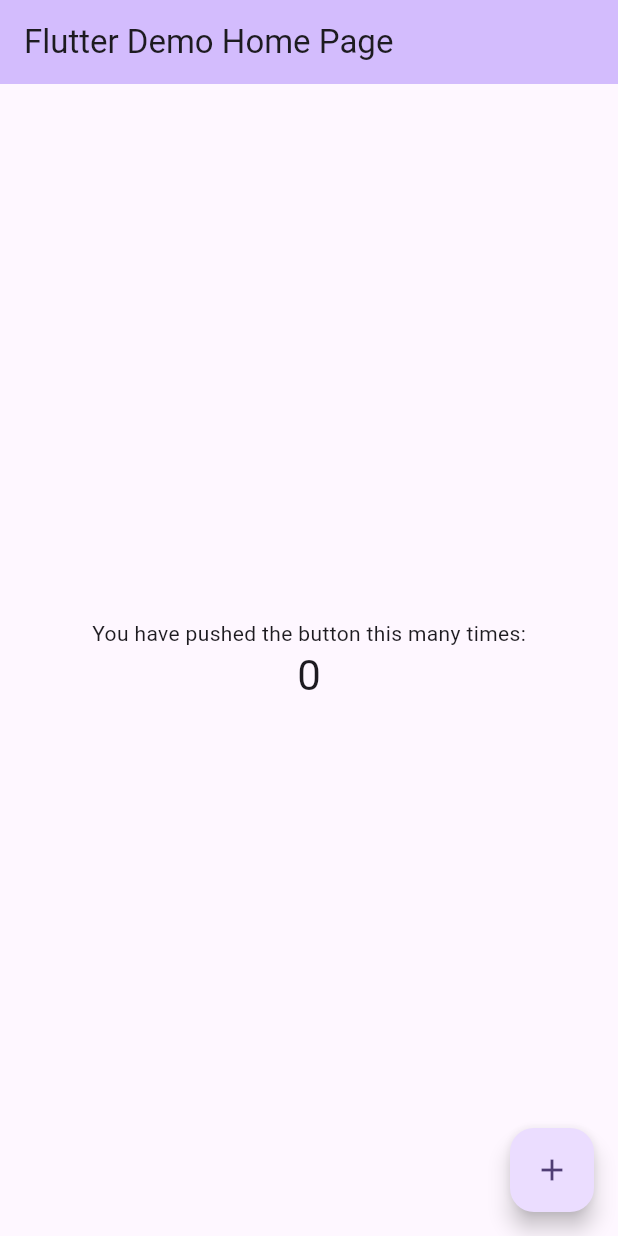
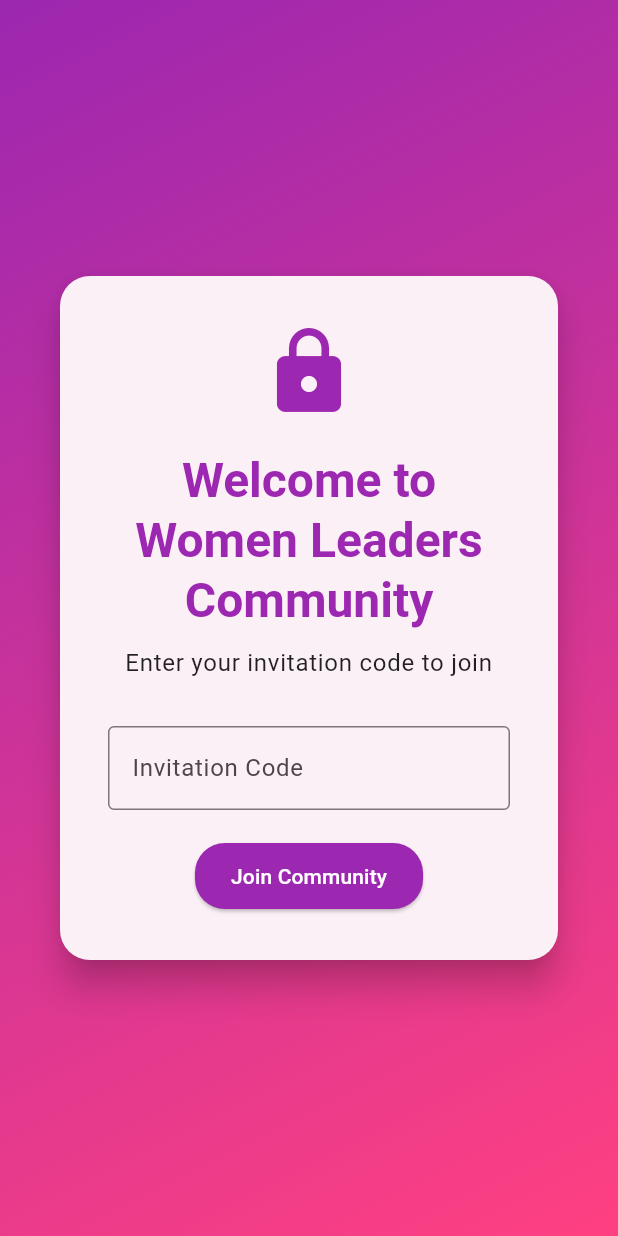
Before and after one commit to could-ai/019b56b9-f2b5-70a2-811f-9e3a040765b5, a Flutter app: the screen it shows after launch, on a phone screen of 412 x 824 dp. Run offline on Flutter 3.47's test engine with Material 3 defaults, Android fonts, the phone set to English and light mode, and no system bars; accounts and stored records are empty.

Commit message:
Updated pubspec.yaml to include provider for state management and updated description to reflect the app's purpose for women's leadership community events.; Replaced the entire main.dart with a comprehensive app structure using Provider for state management, custom theme with purple color scheme for a modern and feminine design, and routes for login, home, and admin screens to support invitation-only access and core MVP features.; Created a User model class to represent users in the system, including fields for id, name, email, position, admin status, and approval status to support invitation-only access and admin roles.; Created an Event model class to represent events in the system, including fields for id, title, description, date, max participants, current participants, pending requests, and active status to support event creation, management, and participant requests.; Created AuthProvider for managing authentication state with mock login functionality using invitation codes, supporting invitation-only access with separate codes for regular users and admins, and including logout functionality.; Created EventProvider for managing event state with mock data for a sample event, including methods to add events, request to join, approve or reject requests, supporting the core MVP flow of event management and participant approval.; Created LoginScreen with a beautiful gradient background and card-based UI for entering invitation codes, supporting invitation-only access with navigation to home or admin based on user role, and including loading states and error handling.; Created HomeScreen displaying a list of available events with participant counts, join request functionality, pending status, event details dialog, and logout option, allowing users to view and request to join events as per MVP requirements.; Created AdminDashboard for admins to view events, manage pending requests with approve/reject buttons, and a placeholder for creating new events, supporting admin event management and participant approval/rejection as required in the MVP.

```diff
--- a/usr/lib/main.dart
+++ b/usr/lib/main.dart
@@ -1,4 +1,10 @@
 import 'package:flutter/material.dart';
+import 'package:provider/provider.dart';
+import 'providers/auth_provider.dart';
+import 'providers/event_provider.dart';
+import 'screens/login_screen.dart';
+import 'screens/home_screen.dart';
+import 'screens/admin_dashboard.dart';
 
 void main() {
   runApp(const MyApp());
@@ -7,117 +13,50 @@ void main() {
 class MyApp extends StatelessWidget {
   const MyApp({super.key});
 
-  // This widget is the root of your application.
   @override
   Widget build(BuildContext context) {
-    return MaterialApp(
-      title: 'Flutter Demo',
-      debugShowCheckedModeBanner: false,
-      theme: ThemeData(
-        // This is the theme of your application.
-        //
-        // TRY THIS: Try running your application with "flutter run". You'll see
-        // the application has a purple toolbar. Then, without quitting the app,
-        // try changing the seedColor in the colorScheme below to Colors.green
-        // and then invoke "hot reload" (save your changes or press the "hot
-        // reload" button in a Flutter-supported IDE, or press "r" if you used
-        // the command line to start the app).
-        //
-        // Notice that the counter didn't reset back to zero; the application
-        // state is not lost during the reload. To reset the state, use hot
-        // restart instead.
-        //
-        // This works for code too, not just values: Most code changes can be
-        // tested with just a hot reload.
-        colorScheme: ColorScheme.fromSeed(seedColor: Colors.deepPurple),
+    return MultiProvider(
+      providers: [
+        ChangeNotifierProvider(create: (_) => AuthProvider()),
+        ChangeNotifierProvider(create: (_) => EventProvider()),
+      ],
+      child: MaterialApp(
+        title: 'Women Leaders Community',
+        debugShowCheckedModeBanner: false,
+        theme: ThemeData(
+          primarySwatch: Colors.purple,
+          colorScheme: ColorScheme.fromSeed(
+            seedColor: Colors.purple,
+            brightness: Brightness.light,
+          ),
+          fontFamily: 'Roboto',
+          textTheme: const TextTheme(
+            headlineLarge: TextStyle(fontSize: 32, fontWeight: FontWeight.bold, color: Colors.purple),
+            headlineMedium: TextStyle(fontSize: 24, fontWeight: FontWeight.w600, color: Colors.black87),
+            bodyLarge: TextStyle(fontSize: 16, color: Colors.black87),
+            bodyMedium: TextStyle(fontSize: 14, color: Colors.black54),
+          ),
+          elevatedButtonTheme: ElevatedButtonThemeData(
+            style: ElevatedButton.styleFrom(
+              backgroundColor: Colors.purple,
+              foregroundColor: Colors.white,
+              shape: RoundedRectangleBorder(borderRadius: BorderRadius.circular(20)),
+              padding: const EdgeInsets.symmetric(vertical: 12, horizontal: 24),
+            ),
+          ),
+          cardTheme: CardTheme(
+            elevation: 4,
+            shape: RoundedRectangleBorder(borderRadius: BorderRadius.circular(16)),
+            margin: const EdgeInsets.symmetric(vertical: 8, horizontal: 16),
+          ),
+        ),
+        initialRoute: '/',
+        routes: {
+          '/': (context) => const LoginScreen(),
+          '/home': (context) => const HomeScreen(),
+          '/admin': (context) => const AdminDashboard(),
+        },
       ),
-      initialRoute: '/',
-      routes: {
-        '/': (context) => const MyHomePage(title: 'Flutter Demo Home Page'),
-      },
     );
   }
 }
-
-class MyHomePage extends StatefulWidget {
-  const MyHomePage({super.key, required this.title});
-
-  // This widget is the home page of your application. It is stateful, meaning
-  // that it has a State object (defined below) that contains fields that affect
-  // how it looks.
-
-  // This class is the configuration for the state. It holds the values (in this
-  // case the title) provided by the parent (in this case the App widget) and
-  // used by the build method of the State. Fields in a Widget subclass are
-  // always marked "final".
-
-  final String title;
-
-  @override
-  State<MyHomePage> createState() => _MyHomePageState();
-}
-
-class _MyHomePageState extends State<MyHomePage> {
-  int _counter = 0;
-
-  void _incrementCounter() {
-    setState(() {
-      // This call to setState tells the Flutter framework that something has
-      // changed in this State, which causes it to rerun the build method below
-      // so that the display can reflect the updated values. If we changed
-      // _counter without calling setState(), then the build method would not be
-      // called again, and so nothing would appear to happen.
-      _counter++;
-    });
-  }
-
-  @override
-  Widget build(BuildContext context) {
-    // This method is rerun every time setState is called, for instance as done
-    // by the _incrementCounter method above.
-    //
-    // The Flutter framework has been optimized to make rerunning build methods
-    // fast, so that you can just rebuild anything that needs updating rather
-    // than having to individually change instances of widgets.
-    return Scaffold(
-      appBar: AppBar(
-        // TRY THIS: Try changing the color here to a specific color (to
-        // Colors.amber, perhaps?) and trigger a hot reload to see the AppBar
-        // change color while the other colors stay the same.
-        backgroundColor: Theme.of(context).colorScheme.inversePrimary,
-        // Here we take the value from the MyHomePage object that was created by
-        // the App.build method, and use it to set our appbar title.
-        title: Text(widget.title),
-      ),
-      body: Center(
-        // Center is a layout widget. It takes a single child and positions it
-        // in the middle of the parent.
-        child: Column(
-          // Column is also a layout widget. It takes a list of children and
-          // arranges them vertically. By default, it sizes itself to fit its
-          // children horizontally, and tries to be as tall as its parent.
-          //
-          // Column has various properties to control how it sizes itself and
-          // how it positions its children. Here we use mainAxisAlignment to
-          // center the children vertically; the main axis here is the vertical
-          // axis because Columns are vertical (the cross axis would be
-          // horizontal).
-          //
-          // TRY THIS: Invoke "debug painting" (choose the "Toggle Debug Paint"
-          // action in the IDE, or press "p" in the console), to see the
-          // wireframe for each widget.
-          mainAxisAlignment: MainAxisAlignment.center,
-          children: <Widget>[
-            const Text('You have pushed the button this many times:'),
-            Text('$_counter', style: Theme.of(context).textTheme.headlineMedium),
-          ],
-        ),
-      ),
-      floatingActionButton: FloatingActionButton(
-        onPressed: _incrementCounter,
-        tooltip: 'Increment',
-        child: const Icon(Icons.add),
-      ), // This trailing comma makes auto-formatting nicer for build methods.
-    );
-  }
-}
--- /dev/null
+++ b/usr/lib/models/event.dart
@@ -0,0 +1,47 @@
+class Event {
+  final String id;
+  final String title;
+  final String description;
+  final DateTime date;
+  final int maxParticipants;
+  final List<String> participants;
+  final List<String> pendingRequests;
+  final bool isActive;
+
+  Event({
+    required this.id,
+    required this.title,
+    required this.description,
+    required this.date,
+    required this.maxParticipants,
+    this.participants = const [],
+    this.pendingRequests = const [],
+    this.isActive = true,
+  });
+
+  factory Event.fromJson(Map<String, dynamic> json) {
+    return Event(
+      id: json['id'],
+      title: json['title'],
+      description: json['description'],
+      date: DateTime.parse(json['date']),
+      maxParticipants: json['maxParticipants'],
+      participants: List<String>.from(json['participants'] ?? []),
+      pendingRequests: List<String>.from(json['pendingRequests'] ?? []),
+      isActive: json['isActive'] ?? true,
+    );
+  }
+
+  Map<String, dynamic> toJson() {
+    return {
+      'id': id,
+      'title': title,
+      'description': description,
+      'date': date.toIso8601String(),
+      'maxParticipants': maxParticipants,
+      'participants': participants,
+      'pendingRequests': pendingRequests,
+      'isActive': isActive,
+    };
+  }
+}
--- /dev/null
+++ b/usr/lib/models/user.dart
@@ -0,0 +1,39 @@
+class User {
+  final String id;
+  final String name;
+  final String email;
+  final String position;
+  final bool isAdmin;
+  final bool isApproved;
+
+  User({
+    required this.id,
+    required this.name,
+    required this.email,
+    required this.position,
+    required this.isAdmin,
+    required this.isApproved,
+  });
+
+  factory User.fromJson(Map<String, dynamic> json) {
+    return User(
+      id: json['id'],
+      name: json['name'],
+      email: json['email'],
+      position: json['position'],
+      isAdmin: json['isAdmin'] ?? false,
+      isApproved: json['isApproved'] ?? false,
+    );
+  }
+
+  Map<String, dynamic> toJson() {
+    return {
+      'id': id,
+      'name': name,
+      'email': email,
+      'position': position,
+      'isAdmin': isAdmin,
+      'isApproved': isApproved,
+    };
+  }
+}
--- /dev/null
+++ b/usr/lib/providers/event_provider.dart
@@ -0,0 +1,48 @@
+import 'package:flutter/material.dart';
+import '../models/event.dart';
+
+class EventProvider with ChangeNotifier {
+  List<Event> _events = [
+    Event(
+      id: '1',
+      title: 'Monthly Leadership Dinner',
+      description: 'An exclusive dinner for women in leadership positions to network and share experiences.',
+      date: DateTime.now().add(const Duration(days: 30)),
+      maxParticipants: 10,
+      participants: ['user1', 'user2'],
+      pendingRequests: ['user3'],
+    ),
+  ];
+
+  List<Event> get events => _events;
+
+  void addEvent(Event event) {
+    _events.add(event);
+    notifyListeners();
+  }
+
+  void requestJoinEvent(String eventId, String userId) {
+    final eventIndex = _events.indexWhere((e) => e.id == eventId);
+    if (eventIndex != -1) {
+      _events[eventIndex].pendingRequests.add(userId);
+      notifyListeners();
+    }
+  }
+
+  void approveRequest(String eventId, String userId) {
+    final eventIndex = _events.indexWhere((e) => e.id == eventId);
+    if (eventIndex != -1) {
+      _events[eventIndex].pendingRequests.remove(userId);
+      _events[eventIndex].participants.add(userId);
+      notifyListeners();
+    }
+  }
+
+  void rejectRequest(String eventId, String userId) {
+    final eventIndex = _events.indexWhere((e) => e.id == eventId);
+    if (eventIndex != -1) {
+      _events[eventIndex].pendingRequests.remove(userId);
+      notifyListeners();
+    }
+  }
+}
--- /dev/null
+++ b/usr/lib/screens/login_screen.dart
@@ -0,0 +1,93 @@
+import 'package:flutter/material.dart';
+import 'package:provider/provider.dart';
+import '../providers/auth_provider.dart';
+
+class LoginScreen extends StatefulWidget {
+  const LoginScreen({super.key});
+
+  @override
+  State<LoginScreen> createState() => _LoginScreenState();
+}
+
+class _LoginScreenState extends State<LoginScreen> {
+  final _codeController = TextEditingController();
+  bool _isLoading = false;
+
+  Future<void> _login() async {
+    setState(() => _isLoading = true);
+    final success = await context.read<AuthProvider>().loginWithInvitation(_codeController.text);
+    setState(() => _isLoading = false);
+    if (success) {
+      final user = context.read<AuthProvider>().currentUser;
+      if (user!.isAdmin) {
+        Navigator.pushReplacementNamed(context, '/admin');
+      } else {
+        Navigator.pushReplacementNamed(context, '/home');
+      }
+    } else {
+      ScaffoldMessenger.of(context).showSnackBar(
+        const SnackBar(content: Text('Invalid invitation code')),
+      );
+    }
+  }
+
+  @override
+  Widget build(BuildContext context) {
+    return Scaffold(
+      body: Container(
+        decoration: const BoxDecoration(
+          gradient: LinearGradient(
+            colors: [Colors.purple, Colors.pinkAccent],
+            begin: Alignment.topLeft,
+            end: Alignment.bottomRight,
+          ),
+        ),
+        child: Center(
+          child: Padding(
+            padding: const EdgeInsets.all(24.0),
+            child: Card(
+              elevation: 10,
+              shape: RoundedRectangleBorder(borderRadius: BorderRadius.circular(20)),
+              child: Padding(
+                padding: const EdgeInsets.all(32.0),
+                child: Column(
+                  mainAxisSize: MainAxisSize.min,
+                  children: [
+                    const Icon(Icons.lock, size: 64, color: Colors.purple),
+                    const SizedBox(height: 20),
+                    Text(
+                      'Welcome to Women Leaders Community',
+                      style: Theme.of(context).textTheme.headlineLarge,
+                      textAlign: TextAlign.center,
+                    ),
+                    const SizedBox(height: 10),
+                    Text(
+                      'Enter your invitation code to join',
+                      style: Theme.of(context).textTheme.bodyLarge,
+                      textAlign: TextAlign.center,
+                    ),
+                    const SizedBox(height: 30),
+                    TextField(
+                      controller: _codeController,
+                      decoration: const InputDecoration(
+                        labelText: 'Invitation Code',
+                        border: OutlineInputBorder(),
+                      ),
+                    ),
+                    const SizedBox(height: 20),
+                    _isLoading
+                        ? const CircularProgressIndicator()
+                        : ElevatedButton(
+                            onPressed: _login,
+                            child: const Text('Join Community'),
+                          ),
+                  ],
+                ),
+              ),
+            ),
+          ),
+        ),
+      ),
+    );
+  }
+}
```
Also changed, not shown: usr/lib/providers/auth_provider.dart (added, +42 -0 lines), usr/lib/screens/admin_dashboard.dart (added, +92 -0 lines), usr/lib/screens/home_screen.dart (added, +70 -0 lines), usr/pubspec.yaml (+6 -51 lines).
